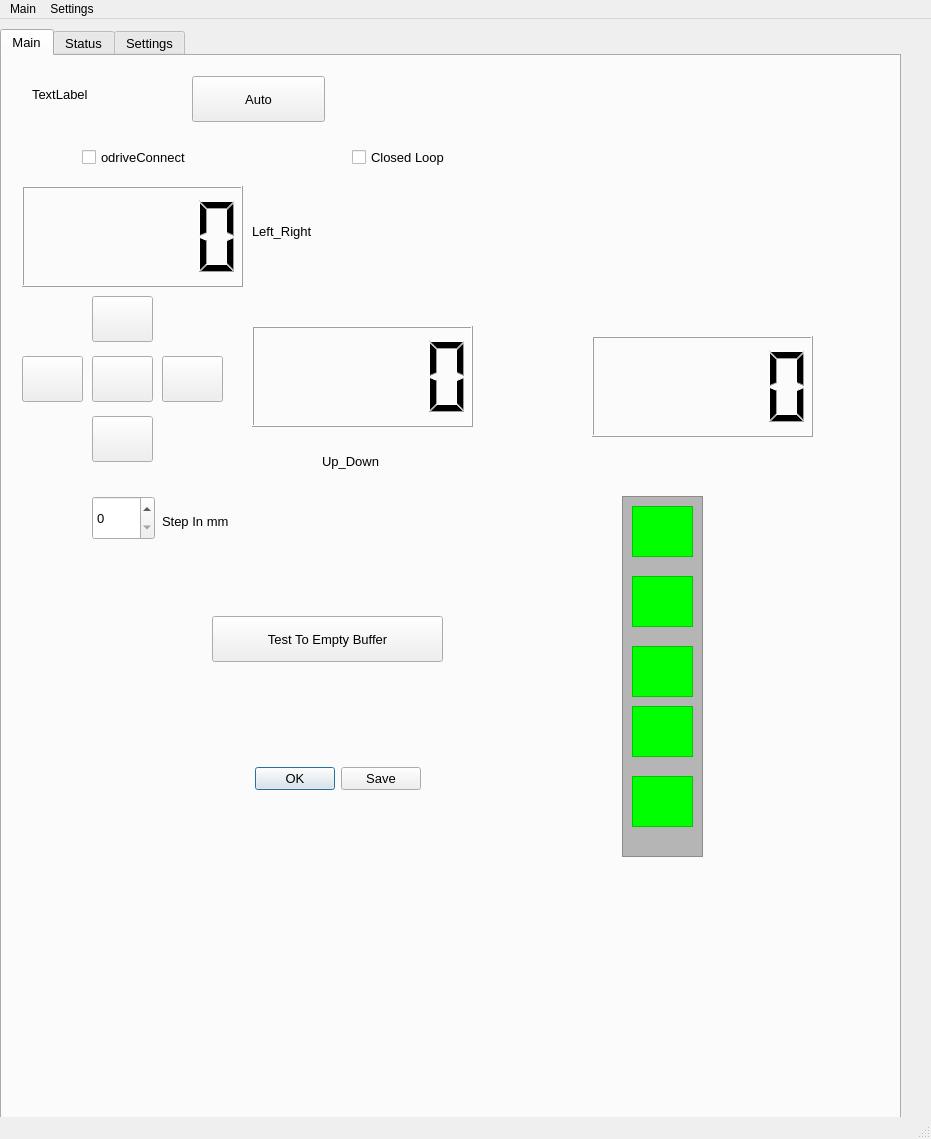
Before: the Qt Designer form gui/mainwindow2.ui in HK-AutoPlant/Gantry, drawn with Qt 5.
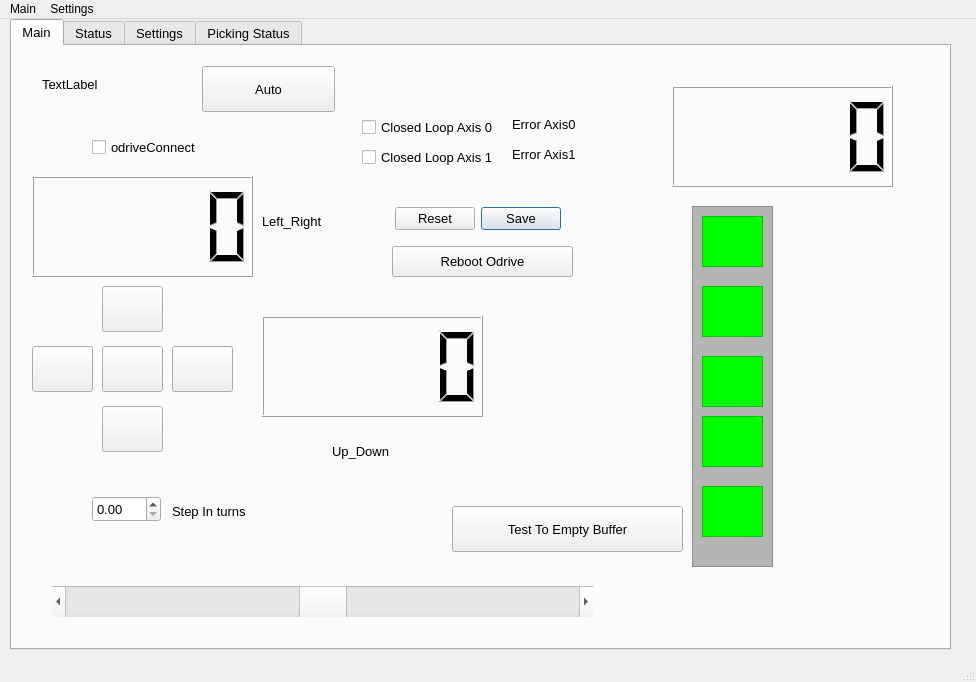
After: the same form once the commit is applied. Icons and pictures are not drawn.

Commit message: åka med pilar

```diff
--- a/gui/mainwindow2.ui
+++ b/gui/mainwindow2.ui
@@ -6,8 +6,8 @@
    <rect>
     <x>0</x>
     <y>0</y>
-    <width>931</width>
-    <height>1139</height>
+    <width>976</width>
+    <height>682</height>
    </rect>
   </property>
   <property name="windowTitle">
@@ -17,10 +17,10 @@
    <widget class="QTabWidget" name="tabWidget">
     <property name="geometry">
      <rect>
-      <x>0</x>
-      <y>10</y>
-      <width>901</width>
-      <height>1091</height>
+      <x>10</x>
+      <y>0</y>
+      <width>941</width>
+      <height>631</height>
      </rect>
     </property>
     <property name="font">
@@ -35,27 +35,11 @@
      <attribute name="title">
       <string>Main</string>
      </attribute>
-     <widget class="QDialogButtonBox" name="buttonBox">
-      <property name="geometry">
-       <rect>
-        <x>240</x>
-        <y>700</y>
-        <width>192</width>
-        <height>46</height>
-       </rect>
-      </property>
-      <property name="standardButtons">
-       <set>QDialogButtonBox::Ok|QDialogButtonBox::Save</set>
-      </property>
-      <property name="centerButtons">
-       <bool>true</bool>
-      </property>
-     </widget>
      <widget class="QFrame" name="frame_big">
       <property name="geometry">
        <rect>
-        <x>620</x>
-        <y>440</y>
+        <x>680</x>
+        <y>160</y>
         <width>81</width>
         <height>361</height>
        </rect>
@@ -183,8 +167,8 @@
      <widget class="QLCDNumber" name="lcdPosX">
       <property name="geometry">
        <rect>
-        <x>590</x>
-        <y>280</y>
+        <x>660</x>
+        <y>40</y>
         <width>221</width>
         <height>101</height>
        </rect>
@@ -193,8 +177,8 @@
      <widget class="QPushButton" name="pushButton_BufferEmptied">
       <property name="geometry">
        <rect>
-        <x>210</x>
-        <y>560</y>
+        <x>440</x>
+        <y>460</y>
         <width>231</width>
         <height>46</height>
        </rect>
@@ -316,16 +300,6 @@
         <normaloff>home.png</normaloff>home.png</iconset>
       </property>
      </widget>
-     <widget class="QSpinBox" name="stepInmm">
-      <property name="geometry">
-       <rect>
-        <x>90</x>
-        <y>440</y>
-        <width>63</width>
-        <height>44</height>
-       </rect>
-      </property>
-     </widget>
      <widget class="QLabel" name="batteryVoltage_4">
       <property name="geometry">
        <rect>
@@ -336,7 +310,7 @@
        </rect>
       </property>
       <property name="text">
-       <string>Step In mm</string>
+       <string>Step In turns</string>
       </property>
      </widget>
      <widget class="QLabel" name="batteryVoltage">
@@ -400,13 +374,117 @@
       <property name="geometry">
        <rect>
         <x>350</x>
-        <y>90</y>
+        <y>100</y>
         <width>151</width>
         <height>23</height>
        </rect>
       </property>
       <property name="text">
-       <string>Closed Loop</string>
+       <string>Closed Loop Axis 1</string>
+      </property>
+     </widget>
+     <widget class="QCheckBox" name="closedLoopAxis0CheckBox">
+      <property name="geometry">
+       <rect>
+        <x>350</x>
+        <y>70</y>
+        <width>151</width>
+        <height>23</height>
+       </rect>
+      </property>
+      <property name="text">
+       <string>Closed Loop Axis 0</string>
+      </property>
+     </widget>
+     <widget class="QDoubleSpinBox" name="stepInTurns">
+      <property name="geometry">
+       <rect>
+        <x>80</x>
+        <y>450</y>
+        <width>69</width>
+        <height>26</height>
+       </rect>
+      </property>
+      <property name="singleStep">
+       <double>0.100000000000000</double>
+      </property>
+     </widget>
+     <widget class="QLabel" name="errorAxis0">
+      <property name="geometry">
+       <rect>
+        <x>500</x>
+        <y>70</y>
+        <width>71</width>
+        <height>17</height>
+       </rect>
+      </property>
+      <property name="text">
+       <string>Error Axis0</string>
+      </property>
+     </widget>
+     <widget class="QLabel" name="errorAxis1">
+      <property name="geometry">
+       <rect>
+        <x>500</x>
+        <y>100</y>
+        <width>71</width>
+        <height>17</height>
+       </rect>
+      </property>
+      <property name="text">
+       <string>Error Axis1</string>
+      </property>
+     </widget>
+     <widget class="QScrollBar" name="posXSlider">
+      <property name="geometry">
+       <rect>
+        <x>40</x>
+        <y>540</y>
+        <width>541</width>
+        <height>31</height>
+       </rect>
+      </property>
+      <property name="maximum">
+       <number>100</number>
+      </property>
+      <property name="value">
+       <number>50</number>
+      </property>
+      <property name="orientation">
+       <enum>Qt::Horizontal</enum>
+      </property>
+     </widget>
+     <widget class="QDialogButtonBox" name="settingsButtons">
+      <property name="geometry">
+       <rect>
+        <x>370</x>
+        <y>150</y>
+        <width>192</width>
+        <height>46</height>
+       </rect>
+      </property>
+      <property name="standardButtons">
+       <set>QDialogButtonBox::Reset|QDialogButtonBox::Save</set>
+      </property>
+      <property name="centerButtons">
+       <bool>true</bool>
+      </property>
+     </widget>
+     <widget class="QPushButton" name="pushButton_Reboot">
+      <property name="geometry">
+       <rect>
+        <x>380</x>
+        <y>200</y>
+        <width>181</width>
+        <height>31</height>
+       </rect>
+      </property>
+      <property name="text">
+       <string>Reboot Odrive</string>
+      </property>
+      <property name="icon">
+       <iconset>
+        <normaloff>right.png</normaloff>right.png</iconset>
       </property>
      </widget>
     </widget>
@@ -510,6 +588,53 @@
        <string>PushButton</string>
       </property>
      </widget>
+     <widget class="QDialogButtonBox" name="settingsButtons_setings">
+      <property name="geometry">
+       <rect>
+        <x>120</x>
+        <y>140</y>
+        <width>192</width>
+        <height>46</height>
+       </rect>
+      </property>
+      <property name="standardButtons">
+       <set>QDialogButtonBox::Reset|QDialogButtonBox::Save</set>
+      </property>
+      <property name="centerButtons">
+       <bool>true</bool>
+      </property>
+     </widget>
+     <widget class="QPushButton" name="pushButton_CalibrateAxis0">
+      <property name="geometry">
+       <rect>
+        <x>68</x>
+        <y>240</y>
+        <width>101</width>
+        <height>25</height>
+       </rect>
+      </property>
+      <property name="text">
+       <string>Calibrate Axis0</string>
+      </property>
+     </widget>
+     <widget class="QPushButton" name="pushButton_CalibrateAxis1">
+      <property name="geometry">
+       <rect>
+        <x>190</x>
+        <y>240</y>
+        <width>101</width>
+        <height>25</height>
+       </rect>
+      </property>
+      <property name="text">
+       <string>Calibrate Axis1</string>
+      </property>
+     </widget>
+    </widget>
+    <widget class="QWidget" name="tab_4">
+     <attribute name="title">
+      <string>Picking Status</string>
+     </attribute>
     </widget>
    </widget>
   </widget>
@@ -518,8 +643,8 @@
     <rect>
      <x>0</x>
      <y>0</y>
-     <width>931</width>
-     <height>21</height>
+     <width>976</width>
+     <height>22</height>
     </rect>
    </property>
    <widget class="QMenu" name="menuMain">
```
Left out of the diff: 39 changed lines with no effect on the pictures. The commit also changes 2 other files.
